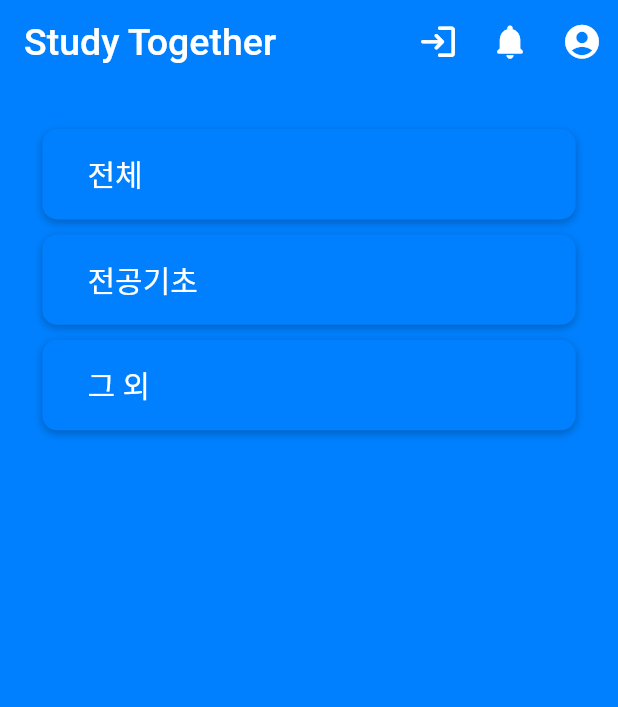
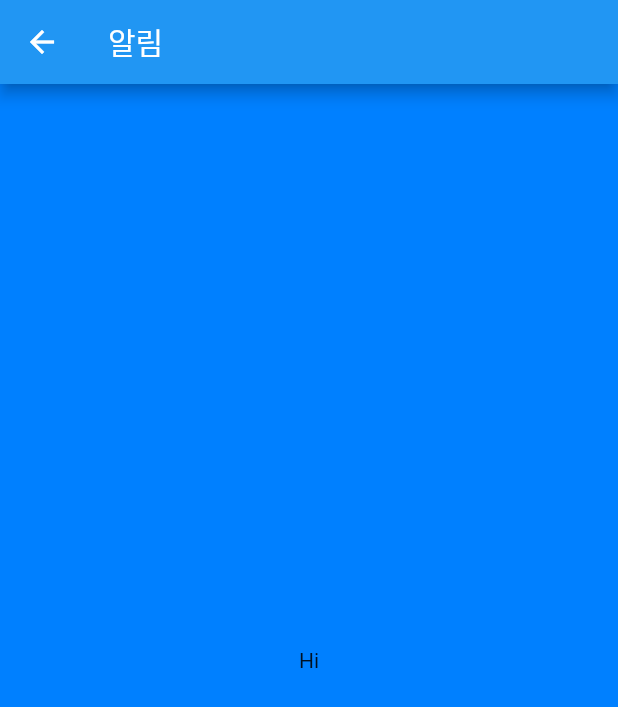
Before and after one commit to AnJW-HGU/2021CRASummer, a Flutter app: the screen it shows after launch, after a tap on the "notifications" icon, on a phone screen of 412 x 824 dp. Shown: the top 707 px of the screen. Run offline on Flutter 3.47's test engine with Material 2 defaults, Android fonts, the phone set to English and light mode, and no system bars; our stand-ins replace flutter_screenutil, get, hexcolor; Roboto replaces fonts that are missing (Barun).

Commit message:
feat: Modify BoardPage and Make NotiPage simple
To create the basis for moving pages from a CategoryPage, I created a
simple NotiPage. To match the development sequence of the backend,
CategoruPage will be simplified and BoardPage will be made first.

```diff
--- a/lib/Category/category_page.dart
+++ b/lib/Category/category_page.dart
@@ -6,6 +6,7 @@ import 'dart:ui';
 
 import 'package:studytogether/main.dart';
 
+import 'noti_page.dart';
 import 'package:studytogether/Profile/myProfile_page.dart';
 import 'package:studytogether/Login/login_page.dart';
 
@@ -57,7 +58,7 @@ class _CategoryPageState extends State<CategoryPage> {
                       icon: Icon(Icons.notifications_rounded),
                       iconSize: 27.w,
                       onPressed: () {
-
+                        Get.to(NotiPage());
                       },
                     ),
 
@@ -74,7 +75,8 @@ class _CategoryPageState extends State<CategoryPage> {
               ],
             ),
 
-            body: Center(
+            body: SafeArea(
+              child: Center(
                 child: Padding(
                   padding: EdgeInsets.only(top: 30),
                   child: Column(
@@ -85,6 +87,7 @@ class _CategoryPageState extends State<CategoryPage> {
                       Padding(padding: EdgeInsets.only(top: 10.0),),
                       _buildCategory("그 외"),
                     ],
+                  ),
                 ),
               ),
             ),
--- a/lib/Category/noti_page.dart
+++ b/lib/Category/noti_page.dart
@@ -0,0 +1,42 @@
+import 'package:flutter/cupertino.dart';
+import 'package:flutter/material.dart';
+import 'package:flutter_screenutil/flutter_screenutil.dart';
+import 'package:get/get.dart';
+import 'dart:ui';
+
+import 'package:studytogether/main.dart';
+
+class NotiPage extends StatefulWidget {
+  const NotiPage({Key? key}) : super(key: key);
+
+  @override
+  _NotiPageState createState() => _NotiPageState();
+}
+
+class _NotiPageState extends State<NotiPage> {
+  @override
+  Widget build(BuildContext context) {
+    return ScreenUtilInit(
+      designSize: Size(411.4, 683.4),
+      builder: () {
+        return Scaffold(
+          backgroundColor: themeColor1,
+
+          appBar: AppBar(
+            title: Text(
+              "알림"
+            ),
+          ),
+
+          body: SafeArea(
+            child: Center(
+              child: Text(
+                "Hi",
+              ),
+            ),
+          ),
+        );
+      },
+    );
+  }
+}
```
Also changed, not shown: lib/Category/board_page.dart (+24 -2 lines). Lines whose indentation alone changed are shown as unchanged.
